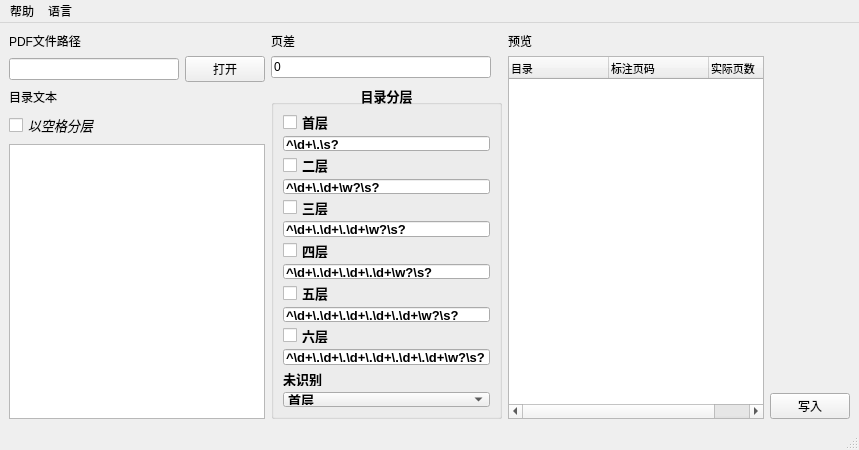
Old version of the form src/gui/main_ui.ui in the repository chroming/pdfdir.
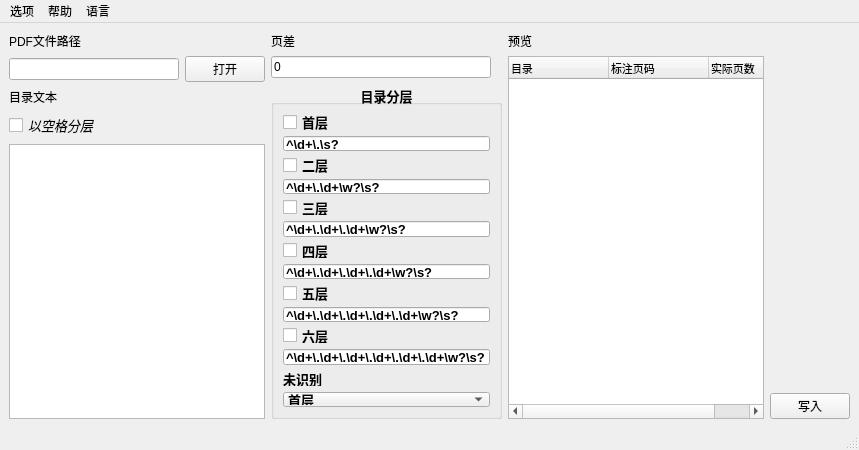
New version of the form.

Commit message: add fix_non_seq menu, support non sequential page number by default #41

The edit to the form file:
```diff
--- a/src/gui/main_ui.ui
+++ b/src/gui/main_ui.ui
@@ -490,15 +490,22 @@
     <addaction name="help_action"/>
     <addaction name="update_action"/>
    </widget>
-   <widget class="QMenu" name="menu">
+   <widget class="QMenu" name="language_menu">
     <property name="title">
      <string>语言</string>
     </property>
     <addaction name="english_action"/>
     <addaction name="chinese_action"/>
    </widget>
+   <widget class="QMenu" name="options_menu">
+    <property name="title">
+     <string>选项</string>
+    </property>
+    <addaction name="fix_non_seq_action"/>
+   </widget>
+   <addaction name="options_menu"/>
    <addaction name="help_menu"/>
-   <addaction name="menu"/>
+   <addaction name="language_menu"/>
   </widget>
   <action name="home_page_action">
    <property name="text">
```
Left out of the diff: 11 changed lines with no effect on the pictures. The commit also changes 4 other files.
